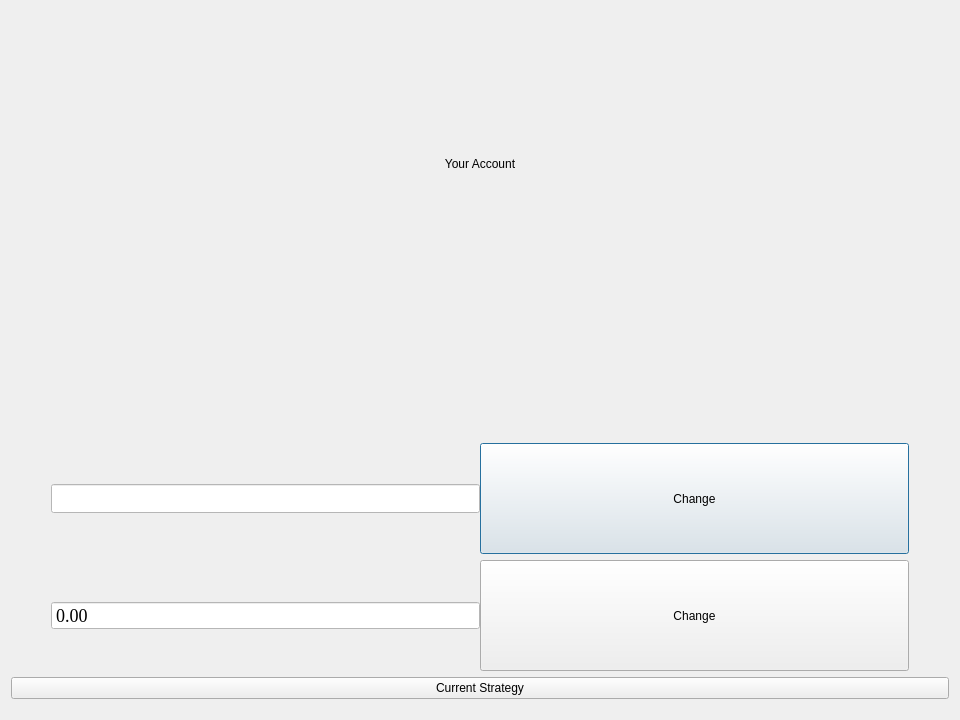
Qt form MarketGame/account.ui (plagentile/Market_Game) before a commit.
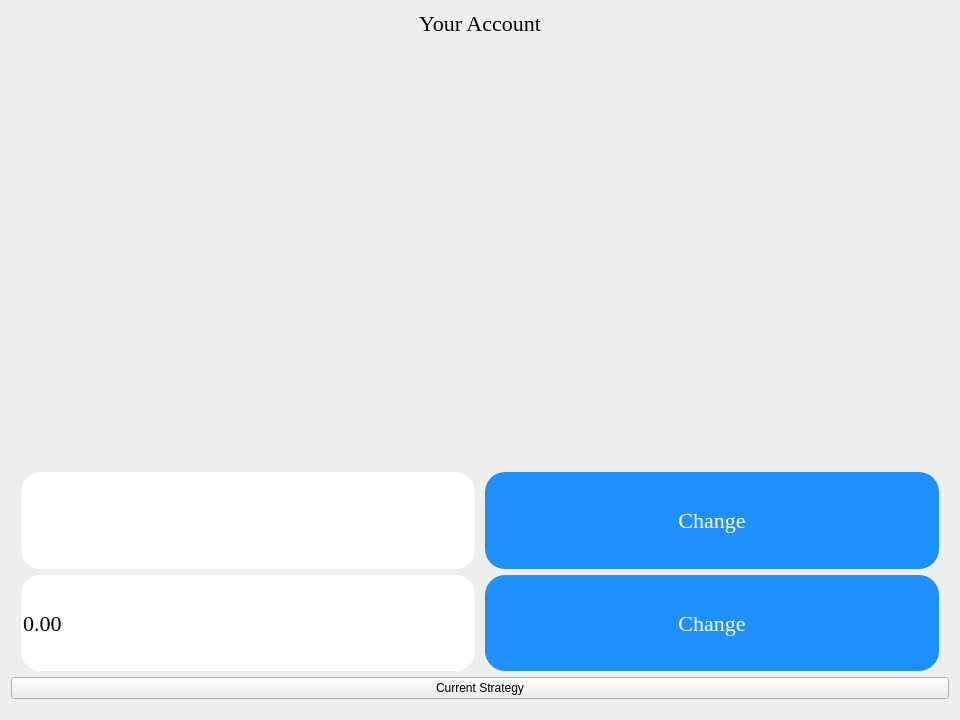
The same form after that commit.

Commit message: fixed account ui, fixed inital input for balance

Diff of the .ui file:
```diff
--- a/MarketGame/account.ui
+++ b/MarketGame/account.ui
@@ -14,18 +14,35 @@
    <string>Account Overview</string>
   </property>
   <property name="styleSheet">
-   <string notr="true">#APIKeyLineEdit, #balanceSpinBox
+   <string notr="true">
+#APIKeyLineEdit, #balanceSpinBox
 {
-	background-color: white;
-	font-size: 18px;
+	font-size: 22px;
+}
+
+#changeBalanceButton, #changeAPIKeyButton
+{
+	color:white;
+	background-color: DodgerBlue;
+}
+
+#changeBalanceButton, #changeAPIKeyButton, #APIKeyLineEdit, #balanceSpinBox, #bannerLabel
+{
+	font-size: 22px;
 	font-family: Georgia;
+	border-radius: 20px;
+}
+
+#changeBalanceButton:hover, #changeAPIKeyButton:hover
+{
+	font-weight:600;
 }</string>
   </property>
   <layout class="QVBoxLayout" name="verticalLayout">
    <item>
     <widget class="QLabel" name="bannerLabel">
      <property name="sizePolicy">
-      <sizepolicy hsizetype="Preferred" vsizetype="Minimum">
+      <sizepolicy hsizetype="Preferred" vsizetype="Preferred">
        <horstretch>0</horstretch>
        <verstretch>0</verstretch>
       </sizepolicy>
@@ -44,23 +61,7 @@
       <enum>Qt::Vertical</enum>
      </property>
      <property name="sizeType">
-      <enum>QSizePolicy::Preferred</enum>
-     </property>
-     <property name="sizeHint" stdset="0">
-      <size>
-       <width>20</width>
-       <height>40</height>
-      </size>
-     </property>
-    </spacer>
-   </item>
-   <item>
-    <spacer name="bannerBottomVerticalSpacer">
-     <property name="orientation">
-      <enum>Qt::Vertical</enum>
-     </property>
-     <property name="sizeType">
-      <enum>QSizePolicy::Preferred</enum>
+      <enum>QSizePolicy::MinimumExpanding</enum>
      </property>
      <property name="sizeHint" stdset="0">
       <size>
@@ -81,7 +82,7 @@
         <enum>Qt::Vertical</enum>
        </property>
        <property name="sizeType">
-        <enum>QSizePolicy::Preferred</enum>
+        <enum>QSizePolicy::MinimumExpanding</enum>
        </property>
        <property name="sizeHint" stdset="0">
         <size>
@@ -94,28 +95,24 @@
      <item>
       <layout class="QHBoxLayout" name="APIKeyHorizontalLayout">
        <property name="spacing">
+        <number>10</number>
+       </property>
+       <property name="leftMargin">
+        <number>10</number>
+       </property>
+       <property name="topMargin">
         <number>0</number>
        </property>
-       <item>
-        <spacer name="leftAPIKeyHorizontalSpacer">
-         <property name="orientation">
-          <enum>Qt::Horizontal</enum>
-         </property>
-         <property name="sizeType">
-          <enum>QSizePolicy::Preferred</enum>
-         </property>
-         <property name="sizeHint" stdset="0">
-          <size>
-           <width>40</width>
-           <height>20</height>
-          </size>
-         </property>
-        </spacer>
-       </item>
+       <property name="rightMargin">
+        <number>10</number>
+       </property>
+       <property name="bottomMargin">
+        <number>0</number>
+       </property>
        <item>
         <widget class="QLineEdit" name="APIKeyLineEdit">
          <property name="sizePolicy">
-          <sizepolicy hsizetype="Preferred" vsizetype="Fixed">
+          <sizepolicy hsizetype="MinimumExpanding" vsizetype="MinimumExpanding">
            <horstretch>0</horstretch>
            <verstretch>0</verstretch>
           </sizepolicy>
@@ -128,7 +125,7 @@
        <item>
         <widget class="QPushButton" name="changeAPIKeyButton">
          <property name="sizePolicy">
-          <sizepolicy hsizetype="Preferred" vsizetype="Preferred">
+          <sizepolicy hsizetype="MinimumExpanding" vsizetype="Preferred">
            <horstretch>0</horstretch>
            <verstretch>0</verstretch>
           </sizepolicy>
@@ -138,47 +135,27 @@
          </property>
         </widget>
        </item>
-       <item>
-        <spacer name="rightAPIKeyhorizontalSpacer">
-         <property name="orientation">
-          <enum>Qt::Horizontal</enum>
-         </property>
-         <property name="sizeType">
-          <enum>QSizePolicy::Preferred</enum>
-         </property>
-         <property name="sizeHint" stdset="0">
-          <size>
-           <width>40</width>
-           <height>20</height>
-          </size>
-         </property>
-        </spacer>
-       </item>
       </layout>
      </item>
      <item>
       <layout class="QHBoxLayout" name="balanceHorizontalLayout">
        <property name="spacing">
-        <number>0</number>
+        <number>10</number>
        </property>
-       <item>
-        <spacer name="leftBalanceHorizontalSpacer">
-         <property name="orientation">
-          <enum>Qt::Horizontal</enum>
-         </property>
-         <property name="sizeType">
-          <enum>QSizePolicy::Preferred</enum>
-         </property>
-         <property name="sizeHint" stdset="0">
-          <size>
-           <width>40</width>
-           <height>20</height>
-          </size>
-         </property>
-        </spacer>
-       </item>
+       <property name="leftMargin">
+        <number>10</number>
+       </property>
+       <property name="rightMargin">
+        <number>10</number>
+       </property>
        <item>
         <widget class="QDoubleSpinBox" name="balanceSpinBox">
+         <property name="sizePolicy">
+          <sizepolicy hsizetype="MinimumExpanding" vsizetype="MinimumExpanding">
+           <horstretch>0</horstretch>
+           <verstretch>0</verstretch>
+          </sizepolicy>
+         </property>
          <property name="readOnly">
           <bool>true</bool>
          </property>
@@ -193,7 +170,7 @@
        <item>
         <widget class="QPushButton" name="changeBalanceButton">
          <property name="sizePolicy">
-          <sizepolicy hsizetype="Preferred" vsizetype="Preferred">
+          <sizepolicy hsizetype="MinimumExpanding" vsizetype="Preferred">
            <horstretch>0</horstretch>
            <verstretch>0</verstretch>
           </sizepolicy>
@@ -203,22 +180,6 @@
          </property>
         </widget>
        </item>
-       <item>
-        <spacer name="rightBalancehorizontalSpacer">
-         <property name="orientation">
-          <enum>Qt::Horizontal</enum>
-         </property>
-         <property name="sizeType">
-          <enum>QSizePolicy::Preferred</enum>
-         </property>
-         <property name="sizeHint" stdset="0">
-          <size>
-           <width>40</width>
-           <height>20</height>
-          </size>
-         </property>
-        </spacer>
-       </item>
       </layout>
      </item>
      <item>
```
The commit also changes 3 other files.
